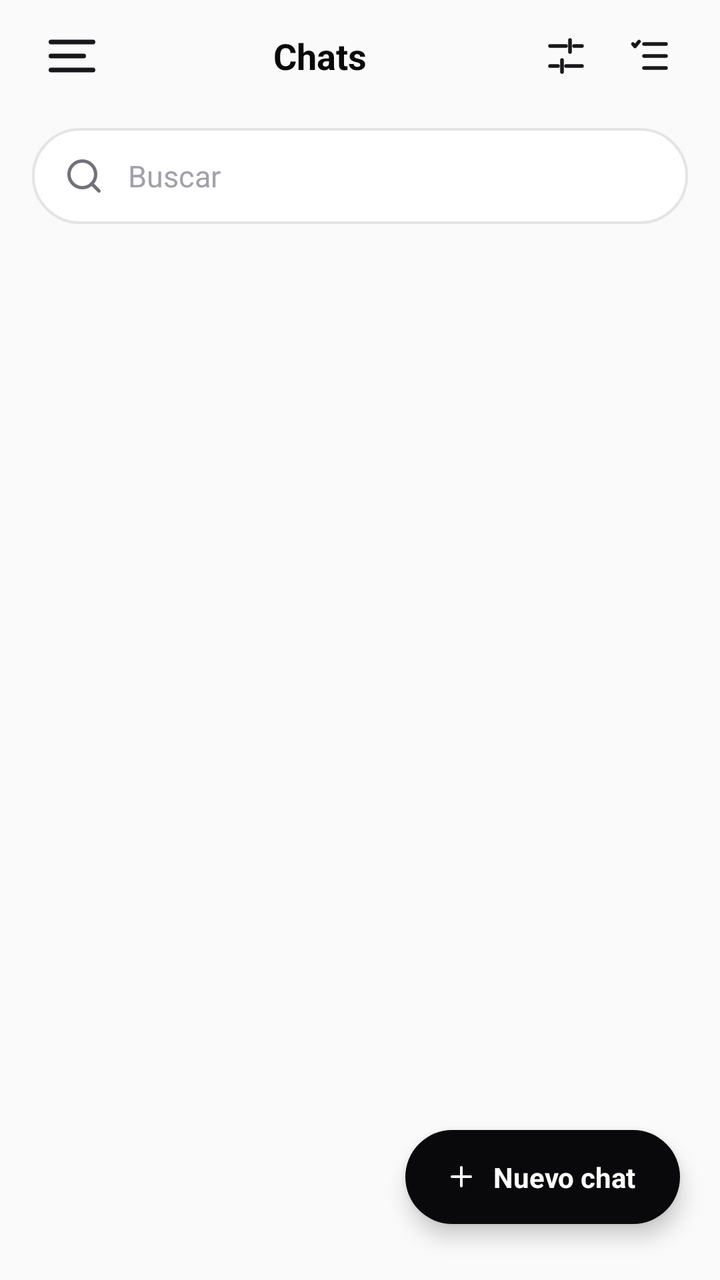
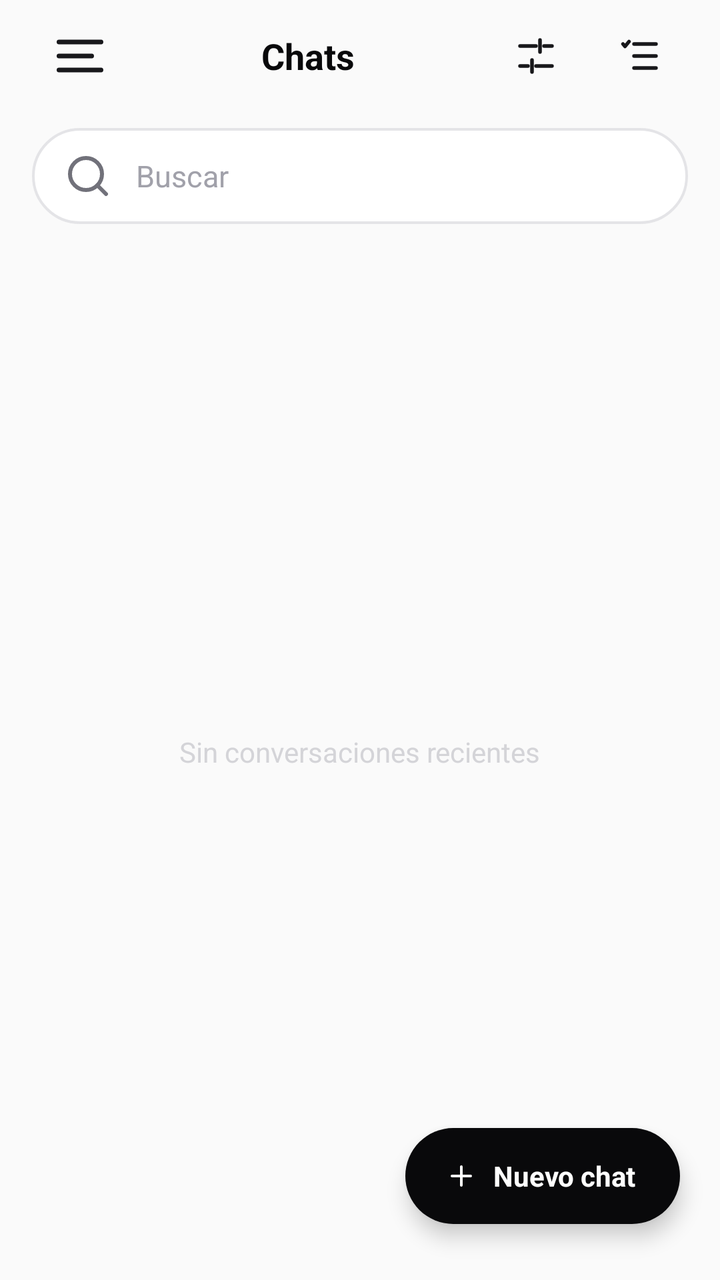

Screens rendered from an Android XML layout before and after an edit, with the pre-edit source and the edit as a unified diff.
<!-- AndroidManifest.xml: application theme Theme.LogiDesignAI -->
<!-- res/layout/activity_chat.xml -->
<?xml version="1.0" encoding="utf-8"?>
<androidx.coordinatorlayout.widget.CoordinatorLayout xmlns:android="http://schemas.android.com/apk/res/android"
    xmlns:app="http://schemas.android.com/apk/res-auto"
    xmlns:tools="http://schemas.android.com/tools"
    android:id="@+id/main"
    android:layout_width="match_parent"
    android:layout_height="match_parent"
    android:background="#FAFAFA"
    tools:context=".Chat">

    <androidx.constraintlayout.widget.ConstraintLayout
        android:layout_width="match_parent"
        android:layout_height="match_parent">

        
        <LinearLayout
            android:id="@+id/topBarChats"
            android:layout_width="match_parent"
            android:layout_height="56dp"
            android:orientation="horizontal"
            android:gravity="center_vertical"
            android:paddingHorizontal="16dp"
            app:layout_constraintTop_toTopOf="parent"
            app:layout_constraintStart_toStartOf="parent"
            app:layout_constraintEnd_toEndOf="parent">

            <ImageButton
                android:id="@+id/btnMenuChats"
                android:layout_width="40dp"
                android:layout_height="40dp"
                android:background="?attr/selectableItemBackgroundBorderless"
                android:src="@drawable/ic_menu_custom"
                app:tint="#18181B"
                android:contentDescription="Menú" />

            <TextView
                android:id="@+id/tvTitleChats"
                android:layout_width="0dp"
                android:layout_height="wrap_content"
                android:layout_weight="1"
                android:text="Chats"
                android:gravity="center"
                android:textColor="#09090B"
                android:textSize="18sp"
                android:textStyle="bold" />

            <ImageButton
                android:id="@+id/btnFilterChats"
                android:layout_width="38dp"
                android:layout_height="38dp"
                android:background="?attr/selectableItemBackgroundBorderless"
                android:src="@drawable/ic_tune"
                android:contentDescription="Filtros" />

            <ImageButton
                android:id="@+id/btnSelectChats"
                android:layout_width="38dp"
                android:layout_height="38dp"
                android:layout_marginStart="4dp"
                android:background="?attr/selectableItemBackgroundBorderless"
                android:src="@drawable/ic_checklist"
                android:contentDescription="Seleccionar" />
        </LinearLayout>

        
        <LinearLayout
            android:id="@+id/searchContainerChats"
            android:layout_width="match_parent"
            android:layout_height="48dp"
            android:layout_marginHorizontal="16dp"
            android:layout_marginTop="8dp"
            android:background="@drawable/bg_search_capsule"
            android:orientation="horizontal"
            android:gravity="center_vertical"
            android:paddingHorizontal="16dp"
            app:layout_constraintTop_toBottomOf="@id/topBarChats"
            app:layout_constraintStart_toStartOf="parent"
            app:layout_constraintEnd_toEndOf="parent">

            <ImageView
                android:layout_width="20dp"
                android:layout_height="20dp"
                android:src="@drawable/ic_search"
                android:contentDescription="Buscar" />

            <EditText
                android:id="@+id/etSearchChats"
                android:layout_width="0dp"
                android:layout_height="match_parent"
                android:layout_weight="1"
                android:layout_marginStart="12dp"
                android:background="@null"
                android:hint="Buscar"
                android:textColor="#09090B"
                android:textColorHint="#A1A1AA"
                android:textSize="15sp"
                android:singleLine="true"
                android:imeOptions="actionSearch" />
        </LinearLayout>

        
        <FrameLayout
            android:id="@+id/emptyStateChats"
            android:layout_width="match_parent"
            android:layout_height="0dp"
            app:layout_constraintTop_toBottomOf="@id/searchContainerChats"
            app:layout_constraintBottom_toBottomOf="parent"
            app:layout_constraintStart_toStartOf="parent"
            app:layout_constraintEnd_toEndOf="parent">

            
            <TextView
                android:id="@+id/tvEmptyChatsHint"
                android:layout_width="wrap_content"
                android:layout_height="wrap_content"
                android:layout_gravity="center"
                android:text="Sin conversaciones recientes"
                android:textColor="#D4D4D8"
                android:textSize="14sp"
                android:visibility="gone" />
        </FrameLayout>

    </androidx.constraintlayout.widget.ConstraintLayout>

    
    <LinearLayout
        android:id="@+id/fabNewChat"
        android:layout_width="wrap_content"
        android:layout_height="wrap_content"
        android:layout_gravity="bottom|end"
        android:layout_marginEnd="20dp"
        android:layout_marginBottom="28dp"
        android:background="@drawable/bg_pill_fab_black"
        android:orientation="horizontal"
        android:gravity="center"
        android:clickable="true"
        android:focusable="true"
        android:elevation="6dp">

        <ImageView
            android:layout_width="16dp"
            android:layout_height="16dp"
            android:src="@drawable/ic_add_icon"
            app:tint="#FFFFFF"
            android:contentDescription="Añadir" />

        <TextView
            android:layout_width="wrap_content"
            android:layout_height="wrap_content"
            android:layout_marginStart="8dp"
            android:text="Nuevo chat"
            android:textColor="#FFFFFF"
            android:textSize="14sp"
            android:textStyle="bold" />
    </LinearLayout>

</androidx.coordinatorlayout.widget.CoordinatorLayout>
<!-- resources referenced by this layout -->
<resources>
  <!-- drawable bg_pill_fab_black (drawable) -->
  <?xml version="1.0" encoding="utf-8"?>
  <ripple xmlns:android="http://schemas.android.com/apk/res/android"
      android:color="#33FFFFFF">
      <item>
          <shape android:shape="rectangle">
              <solid android:color="#09090B" />
              <corners android:radius="28dp" />
              <padding
                  android:left="20dp"
                  android:top="14dp"
                  android:right="22dp"
                  android:bottom="14dp" />
          </shape>
      </item>
  </ripple>
  <!-- drawable bg_search_capsule (drawable) -->
  <?xml version="1.0" encoding="utf-8"?>
  <shape xmlns:android="http://schemas.android.com/apk/res/android"
      android:shape="rectangle">
      <solid android:color="#FFFFFF" />
      <stroke
          android:width="1.2dp"
          android:color="#E4E4E7" />
      <corners android:radius="24dp" />
  </shape>
  <!-- drawable ic_add_icon (drawable) -->
  <vector xmlns:android="http://schemas.android.com/apk/res/android"
      android:width="24dp"
      android:height="24dp"
      android:viewportWidth="24"
      android:viewportHeight="24">
      <path
          android:fillColor="#00000000"
          android:strokeColor="@color/icon_tint_dark"
          android:strokeWidth="2"
          android:strokeLineCap="round"
          android:pathData="M12,5v14M5,12h14" />
  </vector>
  <!-- drawable ic_checklist (drawable) -->
  <vector xmlns:android="http://schemas.android.com/apk/res/android"
      android:width="24dp"
      android:height="24dp"
      android:viewportWidth="24"
      android:viewportHeight="24">
      <path
          android:fillColor="#00000000"
          android:strokeColor="#18181B"
          android:strokeWidth="1.8"
          android:strokeLineCap="round"
          android:strokeLineJoin="round"
          android:pathData="M9,6 L20,6 M9,12 L20,12 M9,18 L20,18" />
      <path
          android:fillColor="#00000000"
          android:strokeColor="#18181B"
          android:strokeWidth="1.8"
          android:strokeLineCap="round"
          android:strokeLineJoin="round"
          android:pathData="M3.5,6 L4.5,7.2 L6.5,4.8" />
  </vector>
  <!-- drawable ic_menu_custom (drawable) -->
  <vector xmlns:android="http://schemas.android.com/apk/res/android"
      android:width="28dp"
      android:height="28dp"
      android:viewportWidth="24"
      android:viewportHeight="24">
      <path
          android:fillColor="#00000000"
          android:strokeColor="@color/icon_tint_dark"
          android:strokeWidth="2"
          android:strokeLineCap="round"
          android:pathData="M3,6h18M3,12h14M3,18h18" />
  </vector>
  <style name="Theme.LogiDesignAI" parent="Base.Theme.LogiDesignAI" />
  <color name="icon_tint_dark">#334155</color>
  <style name="Base.Theme.LogiDesignAI" parent="Theme.Material3.Light.NoActionBar">
          <item name="android:statusBarColor">@color/bg_main</item>
          <item name="android:navigationBarColor">@color/bg_main</item>
          <item name="android:windowLightStatusBar">true</item>
          <item name="android:windowLightNavigationBar" tools:targetApi="27">true</item>
          
          <item name="colorPrimary">@color/brand_purple</item>
          <item name="colorSecondary">@color/brand_cyan</item>
          <item name="android:windowBackground">@color/bg_main</item>
      </style>
  <color name="bg_main">#F8FAFD</color>
  <color name="brand_purple">#8B5CF6</color>
  <color name="brand_cyan">#0EA5E9</color>
  <!-- unchanged entries left out for length: 2 -->
</resources>

<!-- the commit's change to res/layout/activity_chat.xml (unified diff, before → after) -->
@@ -26,19 +26,19 @@
 
             <ImageButton
                 android:id="@+id/btnMenuChats"
-                android:layout_width="40dp"
-                android:layout_height="40dp"
+                android:layout_width="48dp"
+                android:layout_height="48dp"
                 android:background="?attr/selectableItemBackgroundBorderless"
+                android:contentDescription="@string/desc_menu"
                 android:src="@drawable/ic_menu_custom"
-                app:tint="#18181B"
-                android:contentDescription="Menú" />
+                app:tint="#18181B" />
 
             <TextView
                 android:id="@+id/tvTitleChats"
                 android:layout_width="0dp"
                 android:layout_height="wrap_content"
                 android:layout_weight="1"
-                android:text="Chats"
+                android:text="@string/chats_title"
                 android:gravity="center"
                 android:textColor="#09090B"
                 android:textSize="18sp"
@@ -46,20 +46,20 @@
 
             <ImageButton
                 android:id="@+id/btnFilterChats"
-                android:layout_width="38dp"
-                android:layout_height="38dp"
+                android:layout_width="48dp"
+                android:layout_height="48dp"
                 android:background="?attr/selectableItemBackgroundBorderless"
-                android:src="@drawable/ic_tune"
-                android:contentDescription="Filtros" />
+                android:contentDescription="@string/desc_filters"
+                android:src="@drawable/ic_tune" />
 
             <ImageButton
                 android:id="@+id/btnSelectChats"
-                android:layout_width="38dp"
-                android:layout_height="38dp"
+                android:layout_width="48dp"
+                android:layout_height="48dp"
                 android:layout_marginStart="4dp"
                 android:background="?attr/selectableItemBackgroundBorderless"
-                android:src="@drawable/ic_checklist"
-                android:contentDescription="Seleccionar" />
+                android:contentDescription="@string/desc_select"
+                android:src="@drawable/ic_checklist" />
         </LinearLayout>
 
         
@@ -70,32 +70,33 @@
             android:layout_marginHorizontal="16dp"
             android:layout_marginTop="8dp"
             android:background="@drawable/bg_search_capsule"
+            android:gravity="center_vertical"
             android:orientation="horizontal"
-            android:gravity="center_vertical"
             android:paddingHorizontal="16dp"
-            app:layout_constraintTop_toBottomOf="@id/topBarChats"
+            app:layout_constraintEnd_toEndOf="parent"
             app:layout_constraintStart_toStartOf="parent"
-            app:layout_constraintEnd_toEndOf="parent">
+            app:layout_constraintTop_toBottomOf="@id/topBarChats">
 
             <ImageView
-                android:layout_width="20dp"
-                android:layout_height="20dp"
-                android:src="@drawable/ic_search"
-                android:contentDescription="Buscar" />
+                android:layout_width="24dp"
+                android:layout_height="24dp"
+                android:contentDescription="@string/desc_search_icon"
+                android:src="@drawable/ic_search" />
 
             <EditText
                 android:id="@+id/etSearchChats"
                 android:layout_width="0dp"
                 android:layout_height="match_parent"
+                android:layout_marginStart="12dp"
                 android:layout_weight="1"
-                android:layout_marginStart="12dp"
                 android:background="@null"
-                android:hint="Buscar"
+                android:hint="@string/hint_search"
+                android:imeOptions="actionSearch"
+                android:inputType="text"
+                android:singleLine="true"
                 android:textColor="#09090B"
                 android:textColorHint="#A1A1AA"
-                android:textSize="15sp"
-                android:singleLine="true"
-                android:imeOptions="actionSearch" />
+                android:textSize="15sp" />
         </LinearLayout>
 
         
@@ -103,21 +104,28 @@
             android:id="@+id/emptyStateChats"
             android:layout_width="match_parent"
             android:layout_height="0dp"
-            app:layout_constraintTop_toBottomOf="@id/searchContainerChats"
             app:layout_constraintBottom_toBottomOf="parent"
+            app:layout_constraintEnd_toEndOf="parent"
             app:layout_constraintStart_toStartOf="parent"
-            app:layout_constraintEnd_toEndOf="parent">
+            app:layout_constraintTop_toBottomOf="@id/searchContainerChats">
 
-            
+            <androidx.recyclerview.widget.RecyclerView
+                android:id="@+id/rvHistoryChats"
+                android:layout_width="match_parent"
+                android:layout_height="match_parent"
+                android:clipToPadding="false"
+                android:paddingBottom="90dp"
+                android:visibility="gone" />
+
             <TextView
                 android:id="@+id/tvEmptyChatsHint"
                 android:layout_width="wrap_content"
                 android:layout_height="wrap_content"
                 android:layout_gravity="center"
-                android:text="Sin conversaciones recientes"
+                android:text="@string/empty_chats_hint"
                 android:textColor="#D4D4D8"
                 android:textSize="14sp"
-                android:visibility="gone" />
+                android:visibility="visible" />
         </FrameLayout>
 
     </androidx.constraintlayout.widget.ConstraintLayout>
@@ -127,6 +135,8 @@
         android:id="@+id/fabNewChat"
         android:layout_width="wrap_content"
         android:layout_height="wrap_content"
+        android:minWidth="48dp"
+        android:minHeight="48dp"
         android:layout_gravity="bottom|end"
         android:layout_marginEnd="20dp"
         android:layout_marginBottom="28dp"
@@ -142,13 +152,13 @@
             android:layout_height="16dp"
             android:src="@drawable/ic_add_icon"
             app:tint="#FFFFFF"
-            android:contentDescription="Añadir" />
+            android:contentDescription="@string/desc_add" />
 
         <TextView
             android:layout_width="wrap_content"
             android:layout_height="wrap_content"
             android:layout_marginStart="8dp"
-            android:text="Nuevo chat"
+            android:text="@string/new_chat"
             android:textColor="#FFFFFF"
             android:textSize="14sp"
             android:textStyle="bold" />
<!-- resource entries referenced after the edit -->
@@ -73,6 +73,15 @@
           android:strokeLineCap="round"
           android:pathData="M3,6h18M3,12h14M3,18h18" />
   </vector>
+  <string name="chats_title">Chats</string>
+  <string name="desc_add">Añadir</string>
+  <string name="desc_filters">Filtros</string>
+  <string name="desc_menu">Menú</string>
+  <string name="desc_search_icon">Buscar</string>
+  <string name="desc_select">Seleccionar</string>
+  <string name="empty_chats_hint">Sin conversaciones recientes</string>
+  <string name="hint_search">Buscar</string>
+  <string name="new_chat">Nuevo chat</string>
   <style name="Theme.LogiDesignAI" parent="Base.Theme.LogiDesignAI" />
   <color name="icon_tint_dark">#334155</color>
   <style name="Base.Theme.LogiDesignAI" parent="Theme.Material3.Light.NoActionBar">
